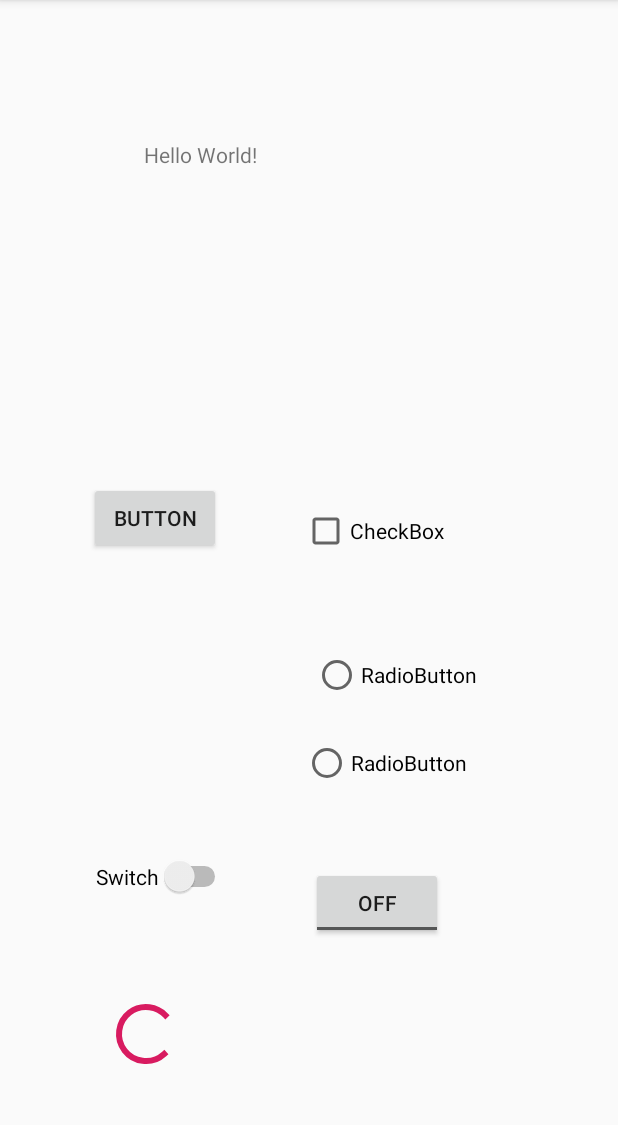
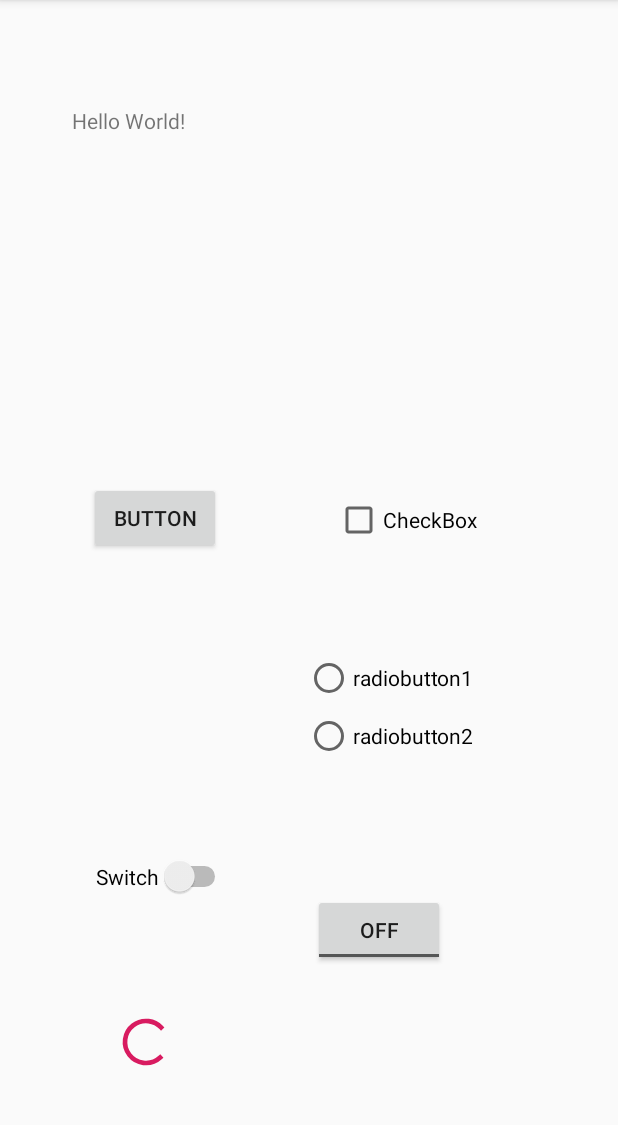
Before and after one commit to ch1206643805/chapter1, an Android app: the screen it shows after launch (MainActivity), on a phone screen of 412 x 824 dp, the part 84-1209 px from its top. Run offline under Robolectric (Android 15) with nearby library versions, the phone set to English and light mode, and no system bars.

Commit message:
add new view

```diff
--- a/app/src/main/java/com/example/myapplication/MainActivity.java
+++ b/app/src/main/java/com/example/myapplication/MainActivity.java
@@ -6,7 +6,7 @@ import android.util.Log;
 import android.view.View;
 import android.widget.Button;
 import android.widget.CheckBox;
-import android.widget.Checkable;
+import android.widget.ImageView;
 import android.widget.RadioButton;
 import android.widget.RadioGroup;
 import android.widget.Switch;
@@ -14,30 +14,96 @@ import android.widget.TextView;
 import android.widget.ToggleButton;
 
 public class MainActivity extends AppCompatActivity {
+    private TextView textView;
     private Button button;
-    private TextView textView;
     private CheckBox checkBox;
     private RadioGroup radioGroup;
     private RadioButton radioButton1;
     private RadioButton radioButton2;
     private ToggleButton toggleButton;
     private Switch aSwitch;
+    private ImageView imageView;
 
     @Override
     protected void onCreate(Bundle savedInstanceState) {
         super.onCreate(savedInstanceState);
         setContentView(R.layout.activity_main);
+
         textView = findViewById(R.id.textView);
         button = findViewById(R.id.button);
+        checkBox = findViewById(R.id.checkBox);
+        radioButton1 = findViewById(R.id.radiobutton1);
+        radioButton2 = findViewById(R.id.radiobutton2);
+        toggleButton = findViewById(R.id.toggleButton);
+        aSwitch = findViewById(R.id.switch1);
+        imageView = findViewById(R.id.imageView);
 
+
+        radioGroup = findViewById(R.id.radioGroup);
+        radioGroup.setOnCheckedChangeListener(new RadioButtonListener());
 
         button.setOnClickListener(new View.OnClickListener() {
             @Override
             public void onClick(View v) {
+                imageView.setImageResource(R.mipmap.picture);
+         //       imageView.setImageDrawable(getResources().getDrawable(R.mipmap.picture));
                 textView.setText("button click");
-                Log.d("1","button click");
+                Log.d("1", "button click");
+            }
+        });
+
+        checkBox.setOnClickListener(new View.OnClickListener() {
+            @Override
+            public void onClick(View v) {
+                if(checkBox.isChecked()){
+                    textView.setText("checkBox click on");
+                    Log.d("2", "checkBox click on");
+                }
+                else{
+                    textView.setText("checkBox click off");
+                    Log.d("2", "checkBox click off");
+                }
+            }
+        });
+
+
+        toggleButton.setOnClickListener(new View.OnClickListener() {
+            @Override
+            public void onClick(View v) {
+                textView.setText("toggleButton click");
+                Log.d("4", "toggleButton click");
+            }
+        });
+
+        aSwitch.setOnClickListener(new View.OnClickListener() {
+            @Override
+            public void onClick(View v) {
+                if(aSwitch.isChecked()){
+                    textView.setText("swtich click on");
+                    Log.d("5", "switch click on");
+                }
+                else{
+                    textView.setText("swtich click off");
+                    Log.d("5", "switch click off");
+                }
             }
         });
 
     }
+
+    class RadioButtonListener implements RadioGroup.OnCheckedChangeListener {
+        @Override
+        public void onCheckedChanged(RadioGroup group, int checkedId) {
+            switch (checkedId) {
+                case R.id.radiobutton1:
+                    textView.setText("radiobutton1 click");
+                    Log.d("3", "radiobutton1 click");
+                    break;
+                case R.id.radiobutton2:
+                    textView.setText("radiobutton2 click");
+                    Log.d("3", "radiobutton2 click");
+                    break;
+            }
+        }
+    }
 }
--- a/app/src/main/res/layout/activity_main.xml
+++ b/app/src/main/res/layout/activity_main.xml
@@ -8,17 +8,17 @@
 
     <TextView
         android:id="@+id/textView"
-        android:layout_width="160dp"
+        android:layout_width="136dp"
         android:layout_height="135dp"
         android:layout_marginLeft="132dp"
-        android:layout_marginEnd="156dp"
-        android:layout_marginRight="156dp"
+        android:layout_marginEnd="228dp"
+        android:layout_marginRight="228dp"
         android:text="Hello World!"
         app:layout_constraintBottom_toBottomOf="parent"
         app:layout_constraintEnd_toEndOf="parent"
         app:layout_constraintLeft_toLeftOf="parent"
         app:layout_constraintTop_toTopOf="parent"
-        app:layout_constraintVertical_bias="0.147" />
+        app:layout_constraintVertical_bias="0.112" />
 
     <Button
         android:id="@+id/button"
@@ -51,43 +51,10 @@
         android:text="CheckBox"
         app:layout_constraintBottom_toBottomOf="parent"
         app:layout_constraintEnd_toEndOf="parent"
-        app:layout_constraintHorizontal_bias="0.642"
+        app:layout_constraintHorizontal_bias="0.715"
         app:layout_constraintStart_toStartOf="parent"
         app:layout_constraintTop_toTopOf="parent"
-        app:layout_constraintVertical_bias="0.458" />
-
-    <RadioGroup
-        android:layout_width="102dp"
-        android:layout_height="22dp"
-        android:layout_marginStart="8dp"
-        android:layout_marginLeft="8dp"
-        android:layout_marginEnd="264dp"
-        android:layout_marginRight="264dp"
-        android:layout_marginBottom="8dp"
-        app:layout_constraintBottom_toBottomOf="parent"
-        app:layout_constraintEnd_toEndOf="parent"
-        app:layout_constraintHorizontal_bias="1.0"
-        app:layout_constraintStart_toStartOf="parent"
-        app:layout_constraintTop_toTopOf="parent"
-        app:layout_constraintVertical_bias="0.589" />
-
-    <RadioButton
-        android:id="@+id/radioButton1"
-        android:layout_width="wrap_content"
-        android:layout_height="wrap_content"
-        android:layout_marginStart="8dp"
-        android:layout_marginLeft="8dp"
-        android:layout_marginTop="8dp"
-        android:layout_marginEnd="8dp"
-        android:layout_marginRight="8dp"
-        android:layout_marginBottom="8dp"
-        android:text="RadioButton"
-        app:layout_constraintBottom_toBottomOf="parent"
-        app:layout_constraintEnd_toEndOf="parent"
-        app:layout_constraintHorizontal_bias="0.7"
-        app:layout_constraintStart_toStartOf="parent"
-        app:layout_constraintTop_toTopOf="parent"
-        app:layout_constraintVertical_bias="0.592" />
+        app:layout_constraintVertical_bias="0.448" />
 
     <ToggleButton
         android:id="@+id/toggleButton"
@@ -102,13 +69,13 @@
         android:text="ToggleButton"
         app:layout_constraintBottom_toBottomOf="parent"
         app:layout_constraintEnd_toEndOf="parent"
-        app:layout_constraintHorizontal_bias="0.648"
+        app:layout_constraintHorizontal_bias="0.651"
         app:layout_constraintStart_toStartOf="parent"
         app:layout_constraintTop_toTopOf="parent"
-        app:layout_constraintVertical_bias="0.969" />
+        app:layout_constraintVertical_bias="1.0" />
 
     <Switch
-        android:id="@+id/switch2"
+        android:id="@+id/switch1"
         android:layout_width="wrap_content"
         android:layout_height="wrap_content"
         android:layout_marginStart="8dp"
@@ -118,6 +85,8 @@
         android:layout_marginRight="8dp"
         android:layout_marginBottom="8dp"
         android:text="Switch"
+        android:textOn="on"
+        android:textOff="off"
         app:layout_constraintBottom_toBottomOf="parent"
         app:layout_constraintEnd_toEndOf="parent"
         app:layout_constraintHorizontal_bias="0.182"
@@ -125,29 +94,28 @@
         app:layout_constraintTop_toTopOf="parent"
         app:layout_constraintVertical_bias="0.776" />
 
-    <RadioButton
-        android:id="@+id/radioButton2"
+    <ProgressBar
+        android:id="@+id/progressBar"
+        style="?android:attr/progressBarStyle"
         android:layout_width="wrap_content"
-        android:layout_height="wrap_content"
+        android:layout_height="37dp"
         android:layout_marginStart="8dp"
         android:layout_marginLeft="8dp"
         android:layout_marginTop="8dp"
         android:layout_marginEnd="8dp"
         android:layout_marginRight="8dp"
-        android:layout_marginBottom="8dp"
-        android:text="RadioButton"
+        android:layout_marginBottom="52dp"
         app:layout_constraintBottom_toBottomOf="parent"
         app:layout_constraintEnd_toEndOf="parent"
-        app:layout_constraintHorizontal_bias="0.676"
+        app:layout_constraintHorizontal_bias="0.187"
         app:layout_constraintStart_toStartOf="parent"
         app:layout_constraintTop_toTopOf="parent"
-        app:layout_constraintVertical_bias="0.673" />
+        app:layout_constraintVertical_bias="0.996" />
 
-    <ProgressBar
-        android:id="@+id/progressBar"
-        style="?android:attr/progressBarStyle"
-        android:layout_width="wrap_content"
-        android:layout_height="wrap_content"
+    <ImageView
+        android:id="@+id/imageView"
+        android:layout_width="157dp"
+        android:layout_height="131dp"
         android:layout_marginStart="8dp"
         android:layout_marginLeft="8dp"
         android:layout_marginTop="8dp"
@@ -156,9 +124,66 @@
         android:layout_marginBottom="8dp"
         app:layout_constraintBottom_toBottomOf="parent"
         app:layout_constraintEnd_toEndOf="parent"
-        app:layout_constraintHorizontal_bias="0.187"
+        app:layout_constraintHorizontal_bias="0.869"
         app:layout_constraintStart_toStartOf="parent"
         app:layout_constraintTop_toTopOf="parent"
-        app:layout_constraintVertical_bias="0.934" />
+        app:layout_constraintVertical_bias="0.107"
+        tools:srcCompat="@tools:sample/backgrounds/scenic" />
+
+
+
+
+
+    <RadioGroup
+        android:id="@+id/radioGroup"
+        android:layout_width="177dp"
+        android:layout_height="116dp"
+        android:layout_marginStart="8dp"
+        android:layout_marginLeft="8dp"
+        android:layout_marginTop="8dp"
+        android:layout_marginEnd="8dp"
+        android:layout_marginRight="8dp"
+        android:layout_marginBottom="8dp"
+        app:layout_constraintBottom_toBottomOf="parent"
+        app:layout_constraintEnd_toEndOf="parent"
+        app:layout_constraintHorizontal_bias="0.857"
+        app:layout_constraintStart_toStartOf="parent"
+        app:layout_constraintTop_toTopOf="parent"
+        app:layout_constraintVertical_bias="0.662">
+
+        <RadioButton
+            android:id="@+id/radiobutton1"
+            android:layout_width="129dp"
+            android:layout_height="29dp"
+            android:layout_marginStart="8dp"
+            android:layout_marginLeft="8dp"
+            android:layout_marginTop="8dp"
+            android:layout_marginEnd="8dp"
+            android:layout_marginRight="8dp"
+            android:layout_marginBottom="8dp"
+            android:text="radiobutton1"
+            app:layout_constraintBottom_toTopOf="@+id/radiobutton2"
+            app:layout_constraintEnd_toEndOf="parent"
+            app:layout_constraintHorizontal_bias="0.804"
+            app:layout_constraintStart_toStartOf="parent"
+            app:layout_constraintTop_toTopOf="parent"
+            app:layout_constraintVertical_bias="0.964" />
+
+        <RadioButton
+            android:id="@+id/radiobutton2"
+            android:layout_width="129dp"
+            android:layout_height="31dp"
+            android:layout_marginStart="8dp"
+            android:layout_marginLeft="8dp"
+            android:layout_marginEnd="8dp"
+            android:layout_marginRight="8dp"
+            android:layout_marginBottom="236dp"
+            android:text="radiobutton2"
+            app:layout_constraintBottom_toBottomOf="parent"
+            app:layout_constraintEnd_toEndOf="parent"
+            app:layout_constraintHorizontal_bias="0.804"
+            app:layout_constraintStart_toStartOf="parent" />
+    </RadioGroup>
+
 
 </android.support.constraint.ConstraintLayout>
```
Also changed, not shown: app/src/main/res/mipmap-xxhdpi/picture.jpg (added).
